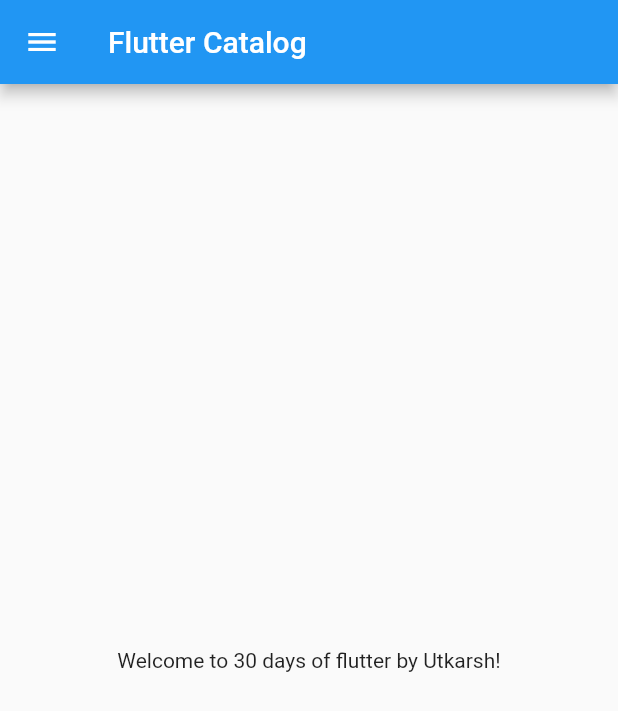
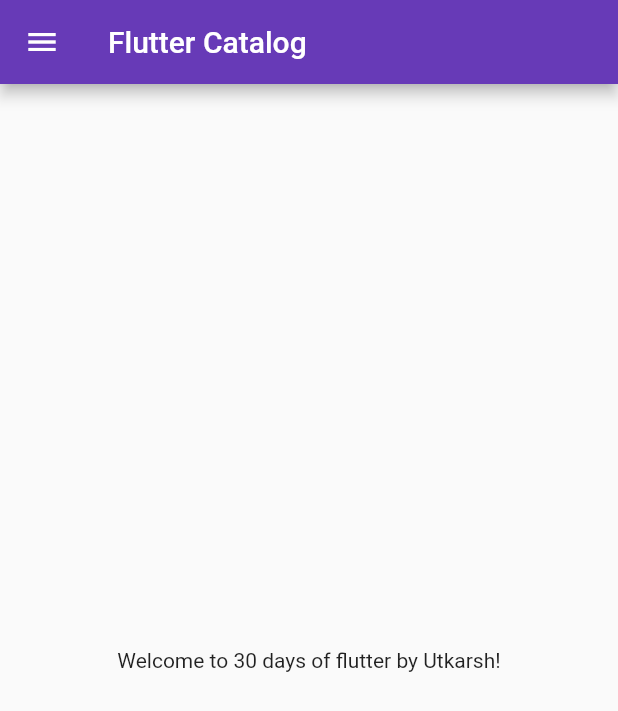
Before and after one commit to lethalcoder9/Flutter_Catalog, a Flutter app: the screen it shows after launch, on a phone screen of 412 x 824 dp. Shown: the top 711 px of the screen. Run offline on Flutter 3.47's test engine with Material 2 defaults, Android fonts, the phone set to English and light mode, and no system bars.

Commit message:
Day 3 Completed

```diff
--- a/lib/main.dart
+++ b/lib/main.dart
@@ -1,5 +1,6 @@
 import 'package:flutter/material.dart';
-import 'package:flutter_catalog/home_page.dart';
+import 'package:flutter_catalog/pages/home_page.dart';
+import 'package:flutter_catalog/pages/login_page.dart';
 
 void main() {
   runApp(MyApp());
@@ -9,7 +10,16 @@ class MyApp extends StatelessWidget {
   @override
   Widget build(BuildContext context) {
     return MaterialApp(
-      home: HomePage(),
+      themeMode: ThemeMode.light,
+      theme: ThemeData(
+        primarySwatch: Colors.deepPurple,
+      ),
+      initialRoute: "/home" ,
+    routes: {
+      "/" : (context) => LoginPage(),
+      "/home" : (context) => HomePage(),
+      "/login" : (context) => LoginPage(),
+    },
     );
   }
 }
--- a/lib/home_page.dart
+++ b/lib/pages/home_page.dart
@@ -7,13 +7,16 @@ class HomePage extends StatelessWidget {
   @override
   Widget build(BuildContext context) {
     return Scaffold(
-      appBar: AppBar(title: Text("Flutter Catalog"),),
+      appBar: AppBar(
+        title: Text("Flutter Catalog"),
+      ),
       body: Center(
         child: Container(
           child: Text("Welcome to $days days of flutter by $name!"),
         ),
       ),
       drawer: Drawer(),
+
     );
   }
 }
```
Also changed, not shown: lib/pages/login_page.dart (added, +22 -0 lines).
